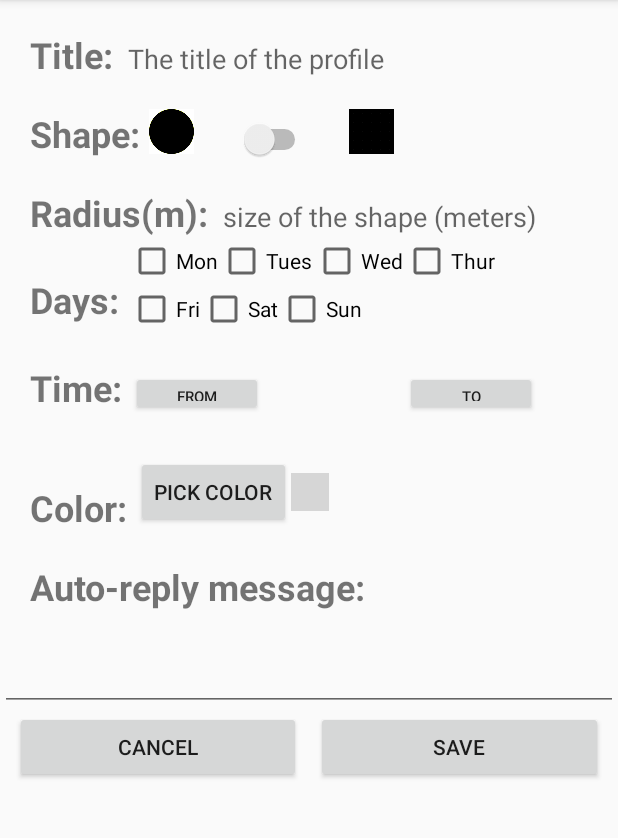
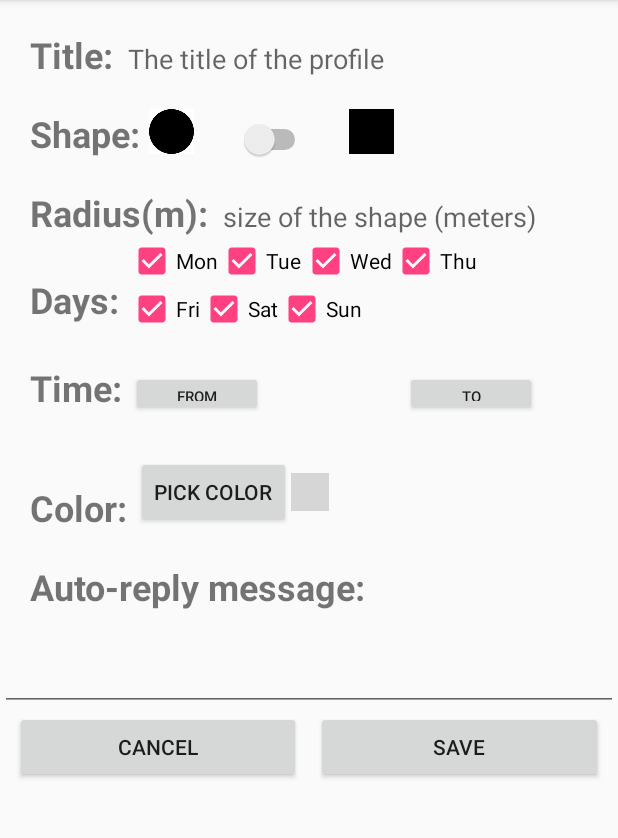
Before and after one commit to Vincentvjj/FINAL-PROJECT, an Android app: the DetailActivity screen opened directly, with no data from a screen before it, on a phone screen of 412 x 824 dp, the part 84-922 px from its top. Run offline under Robolectric (Android 15) with nearby library versions, the phone set to English and light mode, and no system bars; libraries missing offline, so code that uses them is left out: es.dmoral.coloromatic; 17 statements that could not run were skipped; grey boxes are pictures that could not be loaded.

Commit message:
Fix camera bug, add default values, change to military time

```diff
--- a/Geo-Profiler/app/src/main/java/edu/uw/profile/provider/Profile.java
+++ b/Geo-Profiler/app/src/main/java/edu/uw/profile/provider/Profile.java
@@ -11,9 +11,9 @@ public class Profile {
     public static final String SHAPE = ProfileProvider.ProfileEntry.COL_SHAPE;
     public static final String RADIUS = ProfileProvider.ProfileEntry.COL_RADIUS;
     public static final String MON = ProfileProvider.ProfileEntry.COL_MON;
-    public static final String TUES = ProfileProvider.ProfileEntry.COL_TUES;
+    public static final String TUE = ProfileProvider.ProfileEntry.COL_TUE;
     public static final String WED = ProfileProvider.ProfileEntry.COL_WED;
-    public static final String THUR = ProfileProvider.ProfileEntry.COL_THUR;
+    public static final String THU = ProfileProvider.ProfileEntry.COL_THU;
     public static final String FRI = ProfileProvider.ProfileEntry.COL_FRI;
     public static final String SAT = ProfileProvider.ProfileEntry.COL_SAT;
     public static final String SUN = ProfileProvider.ProfileEntry.COL_SUN;
--- a/Geo-Profiler/app/src/main/java/edu/uw/psmith94/geo_profiler/DetailActivity.java
+++ b/Geo-Profiler/app/src/main/java/edu/uw/psmith94/geo_profiler/DetailActivity.java
@@ -6,7 +6,6 @@ import android.content.ContentResolver;
 import android.content.ContentValues;
 import android.content.Intent;
 import android.database.Cursor;
-import android.graphics.Color;
 import android.graphics.drawable.ColorDrawable;
 import android.net.Uri;
 import android.os.Bundle;
@@ -30,12 +29,9 @@ import android.widget.TextView;
 import android.widget.TimePicker;
 import android.widget.Toast;
 
-import com.google.android.gms.maps.model.LatLng;
-
 import java.text.SimpleDateFormat;
 import java.util.Calendar;
 import java.util.Date;
-import java.util.Locale;
 
 import edu.uw.profile.provider.Profile;
 import edu.uw.profile.provider.ProfileProvider;
@@ -67,8 +63,8 @@ public class DetailActivity extends AppCompatActivity implements LoaderManager.L
         getSupportLoaderManager().initLoader(0, null, this);
 
         String[] projection = new String[] {Profile.ID, Profile.LAT, Profile.LNG, Profile.TITLE,
-                Profile.SHAPE, Profile.RADIUS, Profile.MON, Profile.TUES, Profile.WED,
-                Profile.THUR, Profile.FRI, Profile.SAT, Profile.SUN,
+                Profile.SHAPE, Profile.RADIUS, Profile.MON, Profile.TUE, Profile.WED,
+                Profile.THU, Profile.FRI, Profile.SAT, Profile.SUN,
                 Profile.TIME_START, Profile.TIME_END, Profile.COLOR, Profile.MESSAGE};
         Cursor cur = getContentResolver().query(ProfileProvider.CONTENT_URI, projection,
                 null, null, null);
@@ -88,9 +84,9 @@ public class DetailActivity extends AppCompatActivity implements LoaderManager.L
         final EditText titleEdit = (EditText)findViewById(R.id.title_edit);
         final CheckBox sunCheck = (CheckBox)findViewById(R.id.sun);
         final CheckBox monCheck = (CheckBox)findViewById(R.id.mon);
-        final CheckBox tuesCheck = (CheckBox)findViewById(R.id.tues);
+        final CheckBox tueCheck = (CheckBox)findViewById(R.id.tue);
         final CheckBox wedCheck = (CheckBox)findViewById(R.id.wed);
-        final CheckBox thurCheck = (CheckBox)findViewById(R.id.thur);
+        final CheckBox thuCheck = (CheckBox)findViewById(R.id.thu);
         final CheckBox friCheck = (CheckBox)findViewById(R.id.fri);
         final CheckBox satCheck = (CheckBox)findViewById(R.id.sat);
         final Switch shapeSwitch = (Switch)findViewById(R.id.shape_switch);
@@ -104,9 +100,9 @@ public class DetailActivity extends AppCompatActivity implements LoaderManager.L
         autoReply.setText(cur.getString(cur.getColumnIndex("message")), TextView.BufferType.EDITABLE);
         sunCheck.setChecked(toBool(cur.getInt(cur.getColumnIndex("sun"))));
         monCheck.setChecked(toBool(cur.getInt(cur.getColumnIndex("mon"))));
-        tuesCheck.setChecked(toBool(cur.getInt(cur.getColumnIndex("tues"))));
+        tueCheck.setChecked(toBool(cur.getInt(cur.getColumnIndex("tue"))));
         wedCheck.setChecked(toBool(cur.getInt(cur.getColumnIndex("wed"))));
-        thurCheck.setChecked(toBool(cur.getInt(cur.getColumnIndex("thur"))));
+        thuCheck.setChecked(toBool(cur.getInt(cur.getColumnIndex("thu"))));
         friCheck.setChecked(toBool(cur.getInt(cur.getColumnIndex("fri"))));
         satCheck.setChecked(toBool(cur.getInt(cur.getColumnIndex("sat"))));
         shapeSwitch.setChecked(toBool(cur.getInt(cur.getColumnIndex("shape"))));
@@ -185,9 +181,9 @@ public class DetailActivity extends AppCompatActivity implements LoaderManager.L
                 mNewValues.put(ProfileProvider.ProfileEntry.COL_SHAPE, toInt(shapeSwitch.isChecked()));
                 mNewValues.put(ProfileProvider.ProfileEntry.COL_RADIUS, radiusEdit.getText().toString());
                 mNewValues.put(ProfileProvider.ProfileEntry.COL_MON, toInt(monCheck.isChecked()));
-                mNewValues.put(ProfileProvider.ProfileEntry.COL_TUES, toInt(tuesCheck.isChecked()));
+                mNewValues.put(ProfileProvider.ProfileEntry.COL_TUE, toInt(tueCheck.isChecked()));
                 mNewValues.put(ProfileProvider.ProfileEntry.COL_WED, toInt(wedCheck.isChecked()));
-                mNewValues.put(ProfileProvider.ProfileEntry.COL_THUR, toInt(thurCheck.isChecked()));
+                mNewValues.put(ProfileProvider.ProfileEntry.COL_THU, toInt(thuCheck.isChecked()));
                 mNewValues.put(ProfileProvider.ProfileEntry.COL_FRI, toInt(friCheck.isChecked()));
                 mNewValues.put(ProfileProvider.ProfileEntry.COL_SAT, toInt(satCheck.isChecked()));
                 mNewValues.put(ProfileProvider.ProfileEntry.COL_SUN, toInt(sunCheck.isChecked()));
@@ -244,7 +240,7 @@ public class DetailActivity extends AppCompatActivity implements LoaderManager.L
     @Override
     public Loader<Cursor> onCreateLoader(int id, Bundle args) {
         String[] projection = new String[] {Profile.TITLE, Profile.SHAPE,
-                Profile.RADIUS, Profile.MON, Profile.TUES, Profile.WED, Profile.THUR, Profile.FRI,
+                Profile.RADIUS, Profile.MON, Profile.TUE, Profile.WED, Profile.THU, Profile.FRI,
                 Profile.SAT, Profile.SUN, Profile.TIME_START, Profile.TIME_END, Profile.COLOR,
                 Profile.MESSAGE};
         CursorLoader loader = new CursorLoader(DetailActivity.this, ProfileProvider.CONTENT_URI,
@@ -287,7 +283,7 @@ public class DetailActivity extends AppCompatActivity implements LoaderManager.L
 
         @Override
         public void onTimeSet(TimePicker view, int hourOfDay, int minute) {
-            SimpleDateFormat sdf = new SimpleDateFormat("hh:mm aa", Locale.US);
+            SimpleDateFormat sdf = new SimpleDateFormat("kk:mm");
             Date date = new Date(0, 0, 0, hourOfDay, minute);
             timeTxtFrom.setText(sdf.format(date));
         }
@@ -310,7 +306,7 @@ public class DetailActivity extends AppCompatActivity implements LoaderManager.L
 
         @Override
         public void onTimeSet(TimePicker view, int hourOfDay, int minute) {
-            SimpleDateFormat sdf = new SimpleDateFormat("hh:mm aa", Locale.US);
+            SimpleDateFormat sdf = new SimpleDateFormat("kk:mm");
             Date date = new Date(0, 0, 0, hourOfDay, minute);
             timeTxtTo.setText(sdf.format(date));
         }
--- a/Geo-Profiler/app/src/main/res/layout/new_profile.xml
+++ b/Geo-Profiler/app/src/main/res/layout/new_profile.xml
@@ -120,45 +120,52 @@
                         android:id="@+id/mon"
                         android:layout_width="wrap_content"
                         android:layout_height="wrap_content"
-                        android:text="Mon"/>
+                        android:text="Mon"
+                        android:checked="true"/>
                     <CheckBox
-                        android:id="@+id/tues"
+                        android:id="@+id/tue"
                         android:layout_width="wrap_content"
                         android:layout_height="wrap_content"
                         android:layout_toRightOf="@id/mon"
-                        android:text="Tues"/>
+                        android:text="Tue"
+                        android:checked="true"/>
                     <CheckBox
                         android:id="@+id/wed"
                         android:layout_width="wrap_content"
                         android:layout_height="wrap_content"
-                        android:layout_toRightOf="@id/tues"
-                        android:text="Wed"/>
+                        android:layout_toRightOf="@id/tue"
+                        android:text="Wed"
+                        android:checked="true"/>
                     <CheckBox
-                        android:id="@+id/thur"
+                        android:id="@+id/thu"
                         android:layout_width="wrap_content"
                         android:layout_height="wrap_content"
                         android:layout_toRightOf="@id/wed"
-                        android:text="Thur"/>
+                        android:text="Thu"
+                        android:checked="true"/>
                     <CheckBox
                         android:id="@+id/fri"
                         android:layout_width="wrap_content"
                         android:layout_height="wrap_content"
                         android:layout_below="@id/mon"
-                        android:text="Fri"/>
+                        android:text="Fri"
+                        android:checked="true"/>
                     <CheckBox
                         android:id="@+id/sat"
                         android:layout_width="wrap_content"
                         android:layout_height="wrap_content"
                         android:layout_toRightOf="@id/fri"
-                        android:layout_below="@id/tues"
-                        android:text="Sat"/>
+                        android:layout_below="@id/tue"
+                        android:text="Sat"
+                        android:checked="true"/>
                     <CheckBox
                         android:id="@+id/sun"
                         android:layout_width="wrap_content"
                         android:layout_height="wrap_content"
                         android:layout_below="@id/wed"
                         android:layout_toRightOf="@id/sat"
-                        android:text="Sun"/>
+                        android:text="Sun"
+                        android:checked="true"/>
 
                 </RelativeLayout>
 
```
Also changed, not shown: Geo-Profiler/app/src/main/java/edu/uw/profile/provider/ProfileProvider.java (+17 -37 lines), Geo-Profiler/app/src/main/java/edu/uw/psmith94/geo_profiler/MapsActivity.java (+23 -20 lines), Geo-Profiler/app/src/main/java/edu/uw/psmith94/geo_profiler/NewProfileActivity.java (+21 -14 lines).
